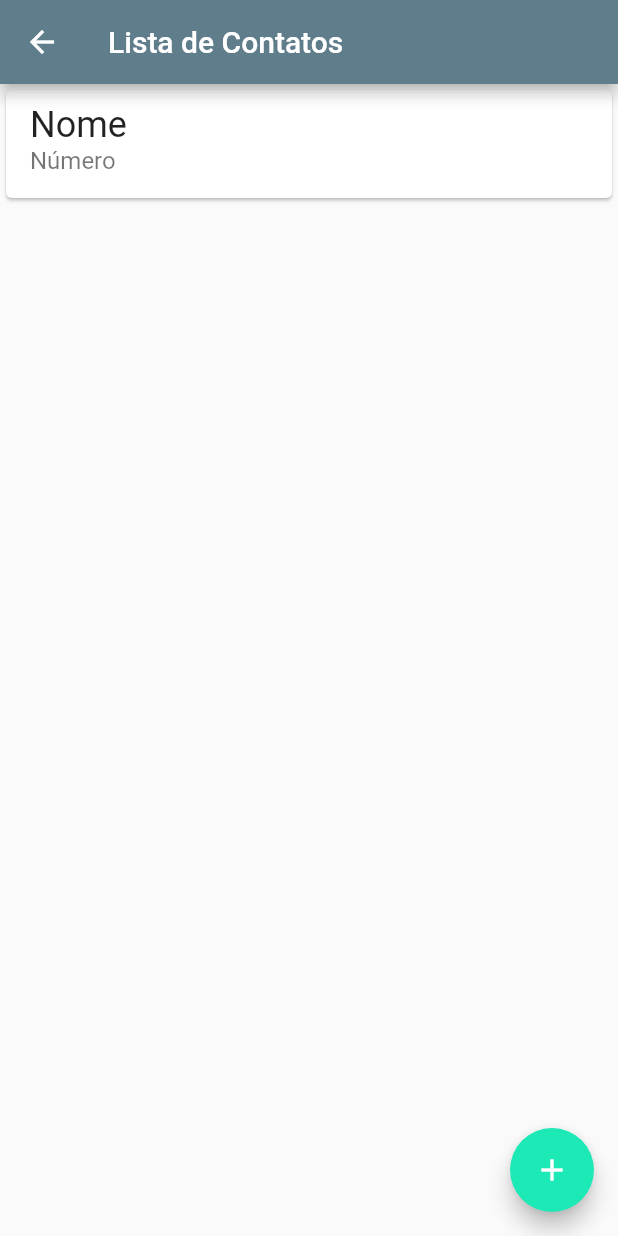
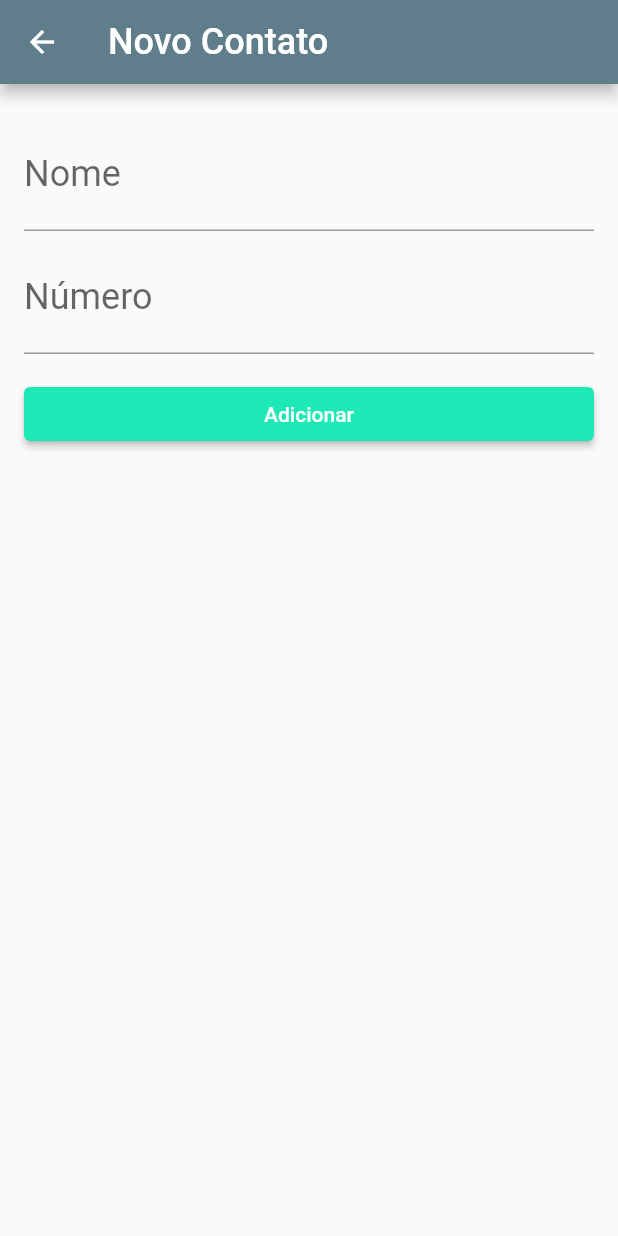
Before and after one commit to jjunio01/agenda-contatos, a Flutter app: the ListaContatos screen opened directly, after a tap on the "add" icon, on a phone screen of 412 x 824 dp. Run offline on Flutter 3.47's test engine with Material 2 defaults, Android fonts, the phone set to English and light mode, and no system bars.

Commit message:
Criação do formulário para cadastro de contatos e navegação entre as páginas

```diff
--- a/lib/main.dart
+++ b/lib/main.dart
@@ -1,3 +1,4 @@
+import 'package:agenda/screens/formulario_contatos.dart';
 import 'package:agenda/screens/home_page.dart';
 import 'package:agenda/screens/lista_contatos.dart';
 import 'package:flutter/material.dart';
--- /dev/null
+++ b/lib/screens/formulario_contatos.dart
@@ -0,0 +1,62 @@
+import 'package:agenda/screens/home_page.dart';
+import 'package:flutter/material.dart';
+
+const _appBarTitulo = "Novo Contato";
+
+class FormularioContatos extends StatelessWidget {
+  const FormularioContatos({Key? key}) : super(key: key);
+
+  @override
+  Widget build(BuildContext context) {
+    return Scaffold(
+      appBar: AppBar(
+        title: const Text(
+          _appBarTitulo,
+          style: TextStyle(fontSize: 24.0),
+        ),
+      ),
+      body: Padding(
+        padding: const EdgeInsets.all(16.0),
+        child: Column(
+          children: <Widget>[
+            const Padding(
+              padding: EdgeInsets.only(top: 8.0),
+              child: TextField(
+                decoration: InputDecoration(
+                  labelText: "Nome",
+                ),
+                style: TextStyle(
+                  fontSize: 24.0,
+                ),
+              ),
+            ),
+            const Padding(
+              padding: EdgeInsets.only(top: 8.0),
+              child: TextField(
+                decoration: InputDecoration(
+                  labelText: "Número",
+                ),
+                style: TextStyle(
+                  fontSize: 24.0,
+                ),
+                keyboardType: TextInputType.number,
+              ),
+            ),
+            Padding(
+              padding: const EdgeInsets.only(top: 16.0),
+              child: SizedBox(
+                width: double.maxFinite,
+                child: ElevatedButton(
+                  onPressed: () {},
+                  child: const Text("Adicionar"),
+                  style: ElevatedButton.styleFrom(
+                      primary: Theme.of(context).colorScheme.secondary),
+                ),
+              ),
+            ),
+          ],
+        ),
+      ),
+    );
+  }
+}
--- a/lib/screens/lista_contatos.dart
+++ b/lib/screens/lista_contatos.dart
@@ -1,3 +1,4 @@
+import 'package:agenda/screens/formulario_contatos.dart';
 import 'package:flutter/material.dart';
 
 const _appBarTitulo = "Lista de Contatos";
@@ -30,7 +31,10 @@ class ListaContatos extends StatelessWidget {
         ],
       ),
       floatingActionButton: FloatingActionButton(
-        onPressed: () {},
+        onPressed: () {
+          Navigator.of(context).push(MaterialPageRoute(
+              builder: (context) => const FormularioContatos()));
+        },
         child: const Icon(Icons.add),
       ),
     );
```
